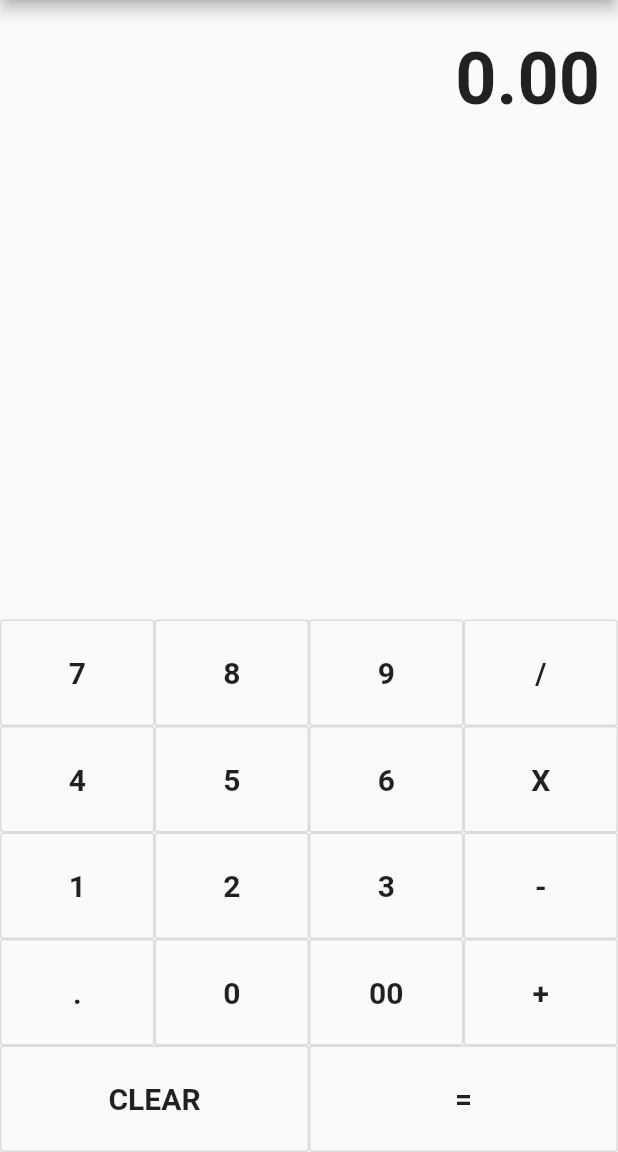
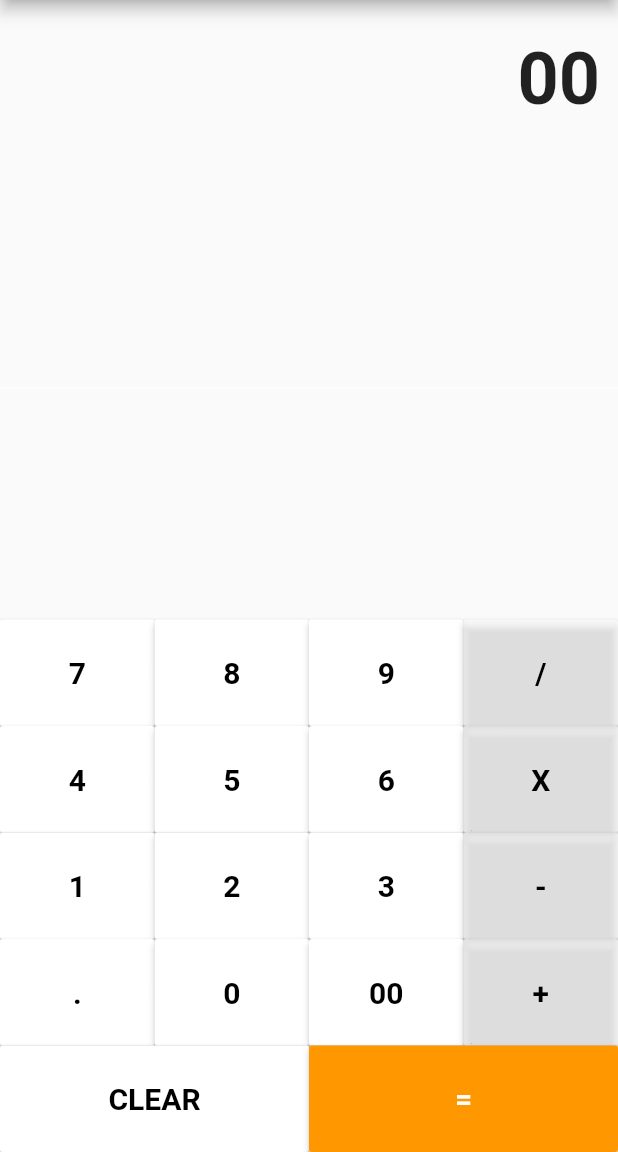
Before and after one commit to z35ali/calculator_app, a Flutter app: the screen it shows after launch, item 3 of the bottom bar chosen, on a phone screen of 412 x 824 dp, the part 84-1236 px from its top. Run offline on Flutter 3.47's test engine with Material 2 defaults, Android fonts, the phone set to English and light mode, and no system bars.

Commit message:
Colour buttons and Logic Fixes
- Set decimal limit
- Fix decimal point not showing up

```diff
--- a/lib/main.dart
+++ b/lib/main.dart
@@ -45,11 +45,12 @@ class MyHomePage extends StatefulWidget {
 
 class _MyHomePageState extends State<MyHomePage> {
   String output = "0";
-
   String _output = "0";
   double num1 = 0.0;
   double num2 = 0.0;
   String operand = ""; // +, -, X, or /
+  bool decimal = false;
+
 
   buttonPressed(String buttonText){
 
@@ -58,10 +59,12 @@ class _MyHomePageState extends State<MyHomePage> {
       num1 = 0.0;
       num2 = 0.0;
       operand = ""; // +, -, X, or /
+      decimal = false;
     }else if (buttonText == "+" || buttonText == "-" || buttonText == "X" || buttonText == "/"){
 
       num1 = double.parse(output);
       operand = buttonText;
+      decimal = false;
 
 
     }else if (buttonText == "."){
@@ -69,6 +72,7 @@ class _MyHomePageState extends State<MyHomePage> {
         print("Already has a decimal");
         return;
       }else{
+        decimal = true;
         _output = _output + buttonText;
       }
     }else if (buttonText == "="){
@@ -86,43 +90,75 @@ class _MyHomePageState extends State<MyHomePage> {
       if (operand == "/"){
         _output = (num1 / num2).toString();
       }
-
       num1 = 0.0;
       num2 = 0.0;
-          operand = "";
+      operand = "0.0";
+
 
     }else{
-      _output = "0";
+      print(decimal);
+      if (!decimal) {
+        _output = "";
+      }
       _output = _output + buttonText;
+
     }
 
-    print(_output);
 
     setState(() {
-      output = double.parse(_output).toStringAsFixed(2); //Precision 2 decimal places
+      if (_output.toString().length > 8 )
+      output = double.parse(_output).toStringAsFixed(8);
+      else
+        output = _output;
     });
 
   }
 
   Widget createButtonsVertical(String buttonText){
+    Color buttonColor;
+    Color textColor;
+    if (buttonText == "+" || buttonText == "-" || buttonText == "X" || buttonText == "/"){
+      buttonColor = Colors.white54;
+      textColor = Colors.black;
+    }else if (buttonText == "="){
+      buttonColor = Colors.orange;
+      textColor = Colors.white;
+    }else{
+      buttonColor = Colors.white;
+      textColor = Colors.black;
+    }
     return new Expanded( // Buttons takes up all vertical space
-      child: new OutlineButton(
+      child: new RaisedButton(
         padding: new EdgeInsets.all(24.0),
         child: new Text(buttonText,
             style: TextStyle(
                 fontSize: 20.0,
-          fontWeight: FontWeight.bold
+                fontWeight: FontWeight.bold,
+                color: textColor
             )),
         onPressed: () =>
             buttonPressed(buttonText)
         ,
+        color: buttonColor,
       ),
     );
   }
 
   Widget createButtonsHorizontal(String buttonText){
+    Color buttonColor;
+    Color textColor;
+    if (buttonText == "+" || buttonText == "-" || buttonText == "X" || buttonText == "/"){
+      buttonColor = Colors.white54;
+      textColor = Colors.black;
+    }else if (buttonText == "="){
+      buttonColor = Colors.orange;
+      textColor = Colors.white;
+    }else{
+      buttonColor = Colors.white;
+      textColor = Colors.black;
+    }
     return new Expanded( // Buttons takes up all vertical space
-      child: new OutlineButton(
+      child: new RaisedButton(
         padding: new EdgeInsets.symmetric(
             vertical: 12.0,
             horizontal: 0.0
@@ -131,11 +167,13 @@ class _MyHomePageState extends State<MyHomePage> {
         child: new Text(buttonText,
             style: TextStyle(
                 fontSize: 20.0,
-                fontWeight: FontWeight.bold
+                fontWeight: FontWeight.bold,
+                color: textColor
             )),
         onPressed: () =>
             buttonPressed(buttonText)
         ,
+        color: buttonColor,
       ),
     );
   }
```
Lines whose indentation alone changed are shown as unchanged.
